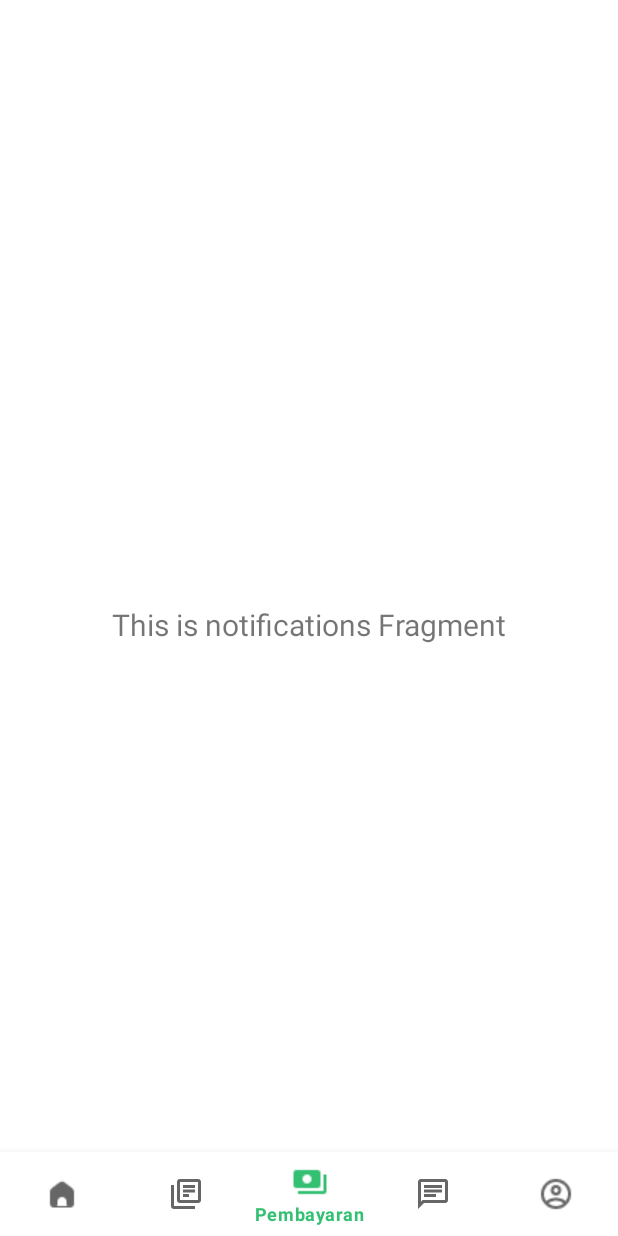
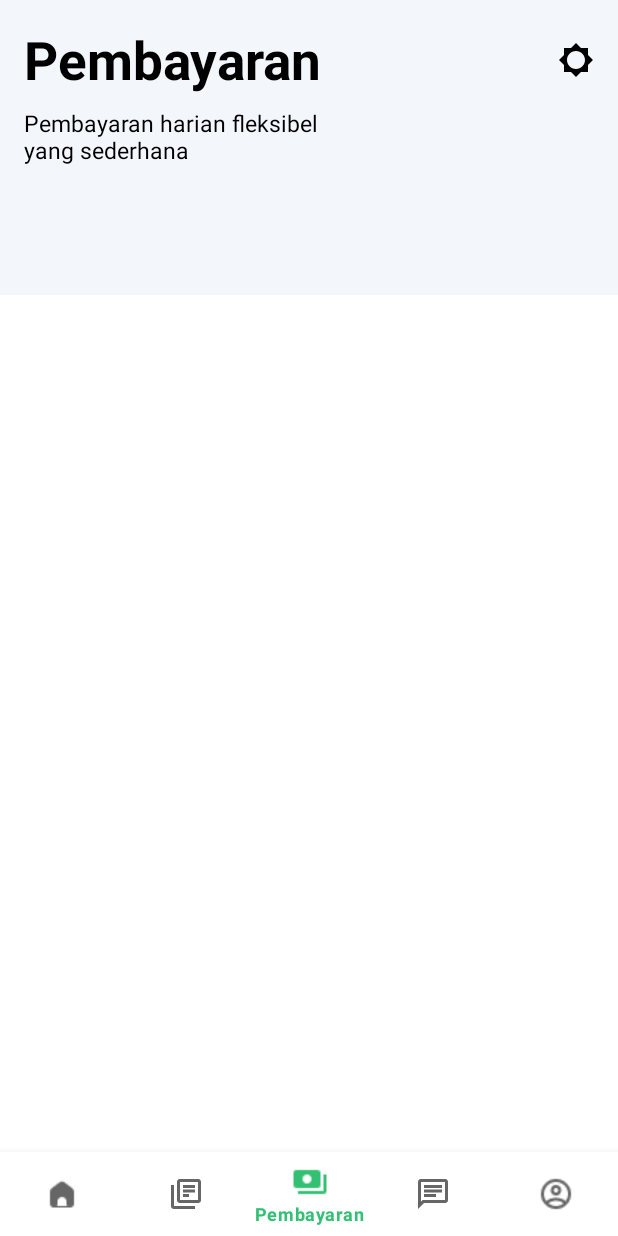
Before and after one commit to Yusuf-Sidik/Grab, an Android app: the PembayaranFragment screen opened through its navigation route, on a phone screen of 412 x 824 dp. Run offline under Robolectric (Android 15) with nearby library versions, the phone set to English and light mode, and no system bars; our stand-ins replace CircleImageView, navigation-ui.

Commit message:
Menambahkan tampilan pembayaran

```diff
--- a/app/src/main/AndroidManifest.xml
+++ b/app/src/main/AndroidManifest.xml
@@ -13,6 +13,9 @@
         android:theme="@style/Theme.Grab4"
         tools:targetApi="31">
         <activity
+            android:name=".ui.detail.Detail3Activity"
+            android:exported="false" />
+        <activity
             android:name=".ui.detail.Detail1Activity"
             android:exported="false" />
         <activity
@@ -27,7 +30,7 @@
         <activity
             android:name=".MainActivity"
             android:exported="false"
-            android:label="@string/app_name"></activity>
+            android:label="@string/app_name" />
     </application>
 
 </manifest>
--- a/app/src/main/java/com/example/grab4/ui/adapter/Menu2Adapter.kt
+++ b/app/src/main/java/com/example/grab4/ui/adapter/Menu2Adapter.kt
@@ -10,15 +10,7 @@ import com.example.grab4.R
 import com.example.grab4.ui.dataclass.Menu2
 
 class Menu2Adapter(private val listmenu2: ArrayList<Menu2>): RecyclerView.Adapter<Menu2Adapter.ListViewHolder>() {
-    private lateinit var onItemOnClickCallback: OnItemClickCallback
 
-    interface OnItemClickCallback{
-        fun onItemClicked(data: Menu2)
-    }
-
-    fun setOnItemClickCallback(onItemClickCallback: OnItemClickCallback){
-        this.onItemOnClickCallback = onItemClickCallback
-    }
 
     class ListViewHolder(itemView: View) : RecyclerView.ViewHolder(itemView) {
         val imgPhoto: ImageView = itemView.findViewById(R.id.img_rv2)
@@ -36,9 +28,6 @@ class Menu2Adapter(private val listmenu2: ArrayList<Menu2>): RecyclerView.Adapte
         holder.imgPhoto.setImageResource(photo)
         holder.tvName.text = name
         holder.tvDescription.text = description
-        holder.itemView.setOnClickListener{
-            onItemOnClickCallback.onItemClicked(listmenu2[holder.adapterPosition])
-        }
     }
 
     override fun getItemCount(): Int = listmenu2.size
--- a/app/src/main/java/com/example/grab4/ui/adapter/Menu3Adapter.kt
+++ b/app/src/main/java/com/example/grab4/ui/adapter/Menu3Adapter.kt
@@ -1,5 +1,6 @@
 package com.example.grab4.ui.adapter
 
+import android.content.Intent
 import android.view.LayoutInflater
 import android.view.View
 import android.view.ViewGroup
@@ -8,8 +9,19 @@ import android.widget.TextView
 import androidx.recyclerview.widget.RecyclerView
 import com.example.grab4.R
 import com.example.grab4.ui.dataclass.Menu3
+import com.example.grab4.ui.detail.Detail3Activity
 
 class Menu3Adapter(private val listmenu3: ArrayList<Menu3>): RecyclerView.Adapter<Menu3Adapter.ListViewHolder>() {
+    private lateinit var onItemOnClickCallback: OnItemClickCallback
+
+    interface OnItemClickCallback{
+        fun onItemClicked(data: Menu3)
+    }
+
+    fun setOnItemClickCallback(onItemClickCallback: OnItemClickCallback){
+        this.onItemOnClickCallback = onItemClickCallback
+    }
+
     class ListViewHolder(itemView: View) : RecyclerView.ViewHolder(itemView) {
         val imgPhoto: ImageView = itemView.findViewById(R.id.imageView)
         val tvName: TextView = itemView.findViewById(R.id.textView6)
@@ -28,6 +40,11 @@ class Menu3Adapter(private val listmenu3: ArrayList<Menu3>): RecyclerView.Adapte
         holder.tvName.text = name
         holder.tvDiskon.text = diskon
         holder.tvDescription.text = description
+        holder.itemView.setOnClickListener{
+            val intent = Intent(holder.itemView.context, Detail3Activity::class.java)
+            intent.putExtra("photo", photo)
+            holder.itemView.context.startActivity(intent)
+        }
     }
 
     override fun getItemCount(): Int = listmenu3.size
--- a/app/src/main/java/com/example/grab4/ui/pembayaran/PembayaranFragment.kt
+++ b/app/src/main/java/com/example/grab4/ui/pembayaran/PembayaranFragment.kt
@@ -22,16 +22,10 @@ class PembayaranFragment : Fragment() {
         container: ViewGroup?,
         savedInstanceState: Bundle?
     ): View {
-        val notificationsViewModel =
-            ViewModelProvider(this).get(NotificationsViewModel::class.java)
 
         _binding = FragmentNotificationsBinding.inflate(inflater, container, false)
         val view = binding.root
 
-        val textView: TextView = binding.textNotifications
-        notificationsViewModel.text.observe(viewLifecycleOwner) {
-            textView.text = it
-        }
         return view
     }
 
--- /dev/null
+++ b/app/src/main/res/drawable/outline_share_24.xml
@@ -0,0 +1,5 @@
+<vector xmlns:android="http://schemas.android.com/apk/res/android" android:height="24dp" android:tint="#000000" android:viewportHeight="24" android:viewportWidth="24" android:width="24dp">
+
+    <path android:fillColor="@android:color/white" android:pathData="M18,16.08c-0.76,0 -1.44,0.3 -1.96,0.77L8.91,12.7c0.05,-0.23 0.09,-0.46 0.09,-0.7s-0.04,-0.47 -0.09,-0.7l7.05,-4.11c0.54,0.5 1.25,0.81 2.04,0.81 1.66,0 3,-1.34 3,-3s-1.34,-3 -3,-3 -3,1.34 -3,3c0,0.24 0.04,0.47 0.09,0.7L8.04,9.81C7.5,9.31 6.79,9 6,9c-1.66,0 -3,1.34 -3,3s1.34,3 3,3c0.79,0 1.5,-0.31 2.04,-0.81l7.12,4.16c-0.05,0.21 -0.08,0.43 -0.08,0.65 0,1.61 1.31,2.92 2.92,2.92s2.92,-1.31 2.92,-2.92c0,-1.61 -1.31,-2.92 -2.92,-2.92zM18,4c0.55,0 1,0.45 1,1s-0.45,1 -1,1 -1,-0.45 -1,-1 0.45,-1 1,-1zM6,13c-0.55,0 -1,-0.45 -1,-1s0.45,-1 1,-1 1,0.45 1,1 -0.45,1 -1,1zM18,20.02c-0.55,0 -1,-0.45 -1,-1s0.45,-1 1,-1 1,0.45 1,1 -0.45,1 -1,1z"/>
+
+</vector>
--- a/app/src/main/res/layout/fragment_notifications.xml
+++ b/app/src/main/res/layout/fragment_notifications.xml
@@ -6,17 +6,47 @@
     android:layout_height="match_parent"
     tools:context=".ui.pembayaran.PembayaranFragment">
 
-    <TextView
-        android:id="@+id/text_notifications"
+    <androidx.constraintlayout.widget.ConstraintLayout
         android:layout_width="match_parent"
         android:layout_height="wrap_content"
-        android:layout_marginStart="8dp"
-        android:layout_marginTop="8dp"
-        android:layout_marginEnd="8dp"
-        android:textAlignment="center"
-        android:textSize="20sp"
-        app:layout_constraintBottom_toBottomOf="parent"
+        android:padding="16dp"
         app:layout_constraintEnd_toEndOf="parent"
         app:layout_constraintStart_toStartOf="parent"
-        app:layout_constraintTop_toTopOf="parent" />
+        app:layout_constraintTop_toTopOf="parent"
+        android:background="#F3F6FB">
+
+        <TextView
+            android:id="@+id/textView19"
+            android:layout_width="wrap_content"
+            android:layout_height="wrap_content"
+            android:text="Pembayaran"
+            android:textStyle="bold"
+            android:textSize="35sp"
+            android:textColor="@color/black"
+            app:layout_constraintStart_toStartOf="parent"
+            app:layout_constraintTop_toTopOf="parent" />
+
+        <TextView
+            android:id="@+id/textView23"
+            android:layout_width="0dp"
+            android:layout_height="wrap_content"
+            android:layout_marginTop="8dp"
+            android:layout_marginBottom="70dp"
+            android:text="Pembayaran harian fleksibel yang sederhana"
+            android:textColor="@color/black"
+            android:textSize="15sp"
+            app:layout_constraintBottom_toBottomOf="parent"
+            app:layout_constraintEnd_toEndOf="@+id/textView19"
+            app:layout_constraintStart_toStartOf="parent"
+            app:layout_constraintTop_toBottomOf="@+id/textView19" />
+
+        <ImageView
+            android:id="@+id/imageView8"
+            android:layout_width="wrap_content"
+            android:layout_height="wrap_content"
+            android:src="@drawable/baseline_brightness_low_24"
+            app:layout_constraintBottom_toBottomOf="@+id/textView19"
+            app:layout_constraintEnd_toEndOf="parent"
+            app:layout_constraintTop_toTopOf="@+id/textView19" />
+    </androidx.constraintlayout.widget.ConstraintLayout>
 </androidx.constraintlayout.widget.ConstraintLayout>
```
Also changed, not shown: app/src/main/java/com/example/grab4/ui/detail/Detail3Activity.kt (added, +28 -0 lines), app/src/main/res/drawable/putih.xml (added, +9 -0 lines), app/src/main/res/layout/activity_detail3.xml (added, +40 -0 lines), app/src/main/res/values/strings.xml (+8 -0 lines), app/src/main/res/drawable/ayam_bakar2.png (added), app/src/main/res/drawable/burger2.png (added), app/src/main/res/drawable/gacoan2.png (added), app/src/main/res/drawable/haus2.png (added), app/src/main/res/drawable/nasi_uduk2.png (added), app/src/main/res/drawable/uno2.png (added).
